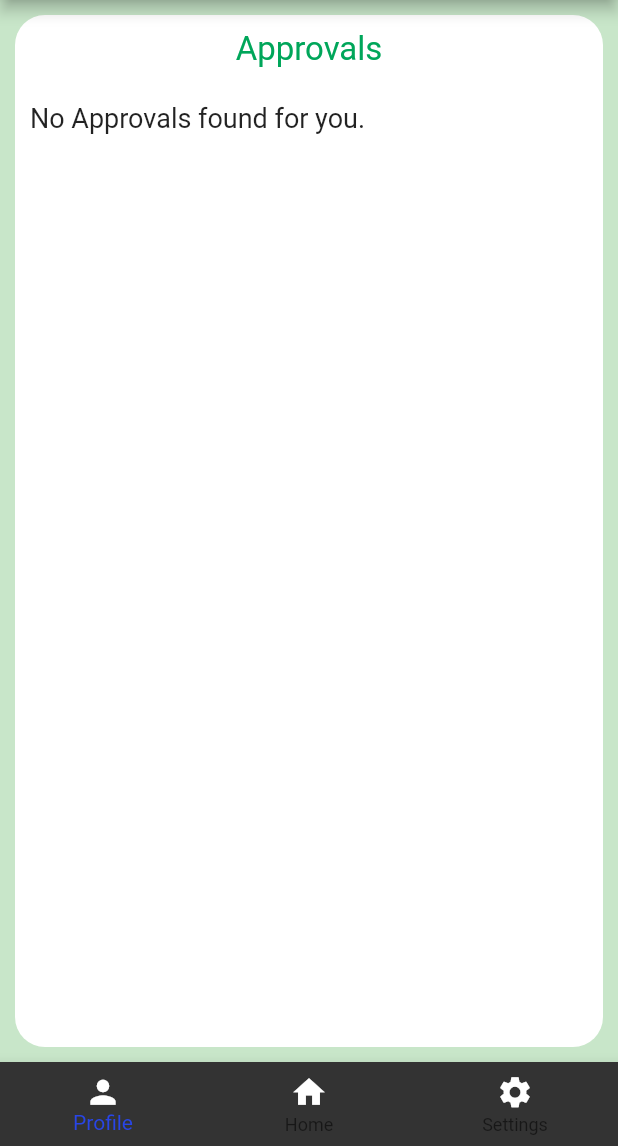
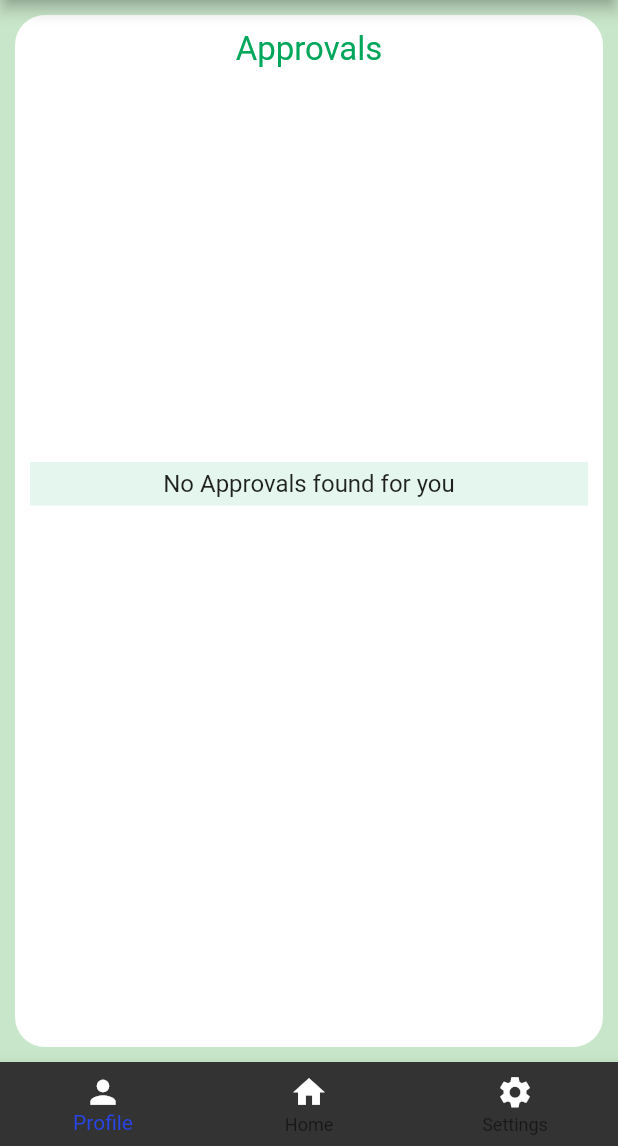
Before and after one commit to ubitechdevelopers/ubiHRM_v1.1.1, a Flutter app: the AllApprovals screen opened directly, on a phone screen of 412 x 824 dp, the part 90-1236 px from its top. Run offline on Flutter 3.47's test engine with Material 2 defaults, Android fonts, the light colour scheme and no system bars; our stand-ins replace charts_flutter, connectivity, date_format, datetime_picker_formfield, dio, firebase_messaging and 11 more; missing offline and left inert: barcode_scan, geocoder, launch_review, rounded_modal, validate; accounts and stored records are empty; network calls fail; statements that could not run were skipped; project files that could hold a hidden picture were left out.

Commit message:
Committed by Shaifali on 15/09/2019 in evening

```diff
--- a/lib/all_approvals.dart
+++ b/lib/all_approvals.dart
@@ -433,8 +433,17 @@ class _AllApprovals extends State<AllApprovals> {
                     },
                   ):Center(),
 
-                  ( perLeaveApproval!='1' &&  perTimeoffApproval!='1' ) ?
-                  Text('No Approvals found for you.',style: TextStyle(fontSize: 18.0),) : Center()
+                  ( perLeaveApproval!='1' &&  perTimeoffApproval!='1' ) ?new Center(
+                    child: Padding(
+                      padding: EdgeInsets.only(top:240.0,bottom: 5.0),
+                      child: Container(
+                        width: MediaQuery.of(context).size.width*1,
+                        color: appStartColor().withOpacity(0.1),
+                        padding:EdgeInsets.only(top:5.0,bottom: 5.0),
+                        child:Text("No Approvals found for you",style: TextStyle(fontSize: 16.0),textAlign: TextAlign.center,),
+                      ),
+                    ),
+                  ) : Center()
          /*         new Divider(height: 5.5,),
                   new Row(
 
--- a/lib/all_reports.dart
+++ b/lib/all_reports.dart
@@ -259,7 +259,7 @@ class _AllReports extends State<AllReports> {
                               crossAxisAlignment: CrossAxisAlignment.start,
                               children: <Widget>[
                                 Container(
-                                    child: Text(' Attendance',style: TextStyle(fontWeight:FontWeight.bold,fontSize: 20.0),)
+                                    child: Text('  Attendance',style: TextStyle(fontWeight:FontWeight.bold,fontSize: 20.0))
                                 ),
 
                               ],
@@ -448,7 +448,7 @@ class _AllReports extends State<AllReports> {
                       width: MediaQuery.of(context).size.width*1,
                       color: appStartColor().withOpacity(0.1),
                       padding:EdgeInsets.only(top:5.0,bottom: 5.0),
-                      child:Text("No reports found for you.",style: TextStyle(fontSize: 14.0),textAlign: TextAlign.center,),
+                      child:Text("No Reports found for you",style: TextStyle(fontSize: 16.0),textAlign: TextAlign.center,),
                       ),
                     ),
                     ) : Center()
--- a/lib/attandance/flexi_list.dart
+++ b/lib/attandance/flexi_list.dart
@@ -324,7 +324,7 @@ class _FlexiList extends State<FlexiList> {
                                         },
                                       ),
                                     ),
-                                    Text(snapshot.data[index].timeindate.toString(),style: TextStyle(fontWeight: FontWeight.bold,fontSize: 12.0,color: Colors.grey),),
+                                   // Text(snapshot.data[index].timeindate.toString(),style: TextStyle(fontWeight: FontWeight.bold,fontSize: 12.0,color: Colors.grey),),
                                   ],
                                 )
                               ),
@@ -363,7 +363,7 @@ class _FlexiList extends State<FlexiList> {
                                         },
                                       ),
                                     ),
-                                    Text(snapshot.data[index].timeoutdate.toString(),style: TextStyle(fontWeight: FontWeight.bold,fontSize: 12.0,color: Colors.grey),),
+                                    //Text(snapshot.data[index].timeoutdate.toString(),style: TextStyle(fontWeight: FontWeight.bold,fontSize: 12.0,color: Colors.grey),),
 
                                   ],
                                 )
@@ -386,7 +386,7 @@ class _FlexiList extends State<FlexiList> {
                   width: MediaQuery.of(context).size.width*1,
                   color: appStartColor().withOpacity(0.1),
                   padding:EdgeInsets.only(top:5.0,bottom: 5.0),
-                  child:Text("No Flexi Log Found ",style: TextStyle(fontSize: 18.0),textAlign: TextAlign.center,),
+                  child:Text("No Flexi Log Found",style: TextStyle(fontSize: 16.0),textAlign: TextAlign.center,),
                 ),
               );
             }
--- a/lib/attandance/flexi_report.dart
+++ b/lib/attandance/flexi_report.dart
@@ -518,7 +518,7 @@ class _FlexiReport extends State<FlexiReport> {
                     width: MediaQuery.of(context).size.width*1,
                     color: appStartColor().withOpacity(0.1),
                     padding:EdgeInsets.only(top:5.0,bottom: 5.0),
-                    child:Text("No Attendance Found ",style: TextStyle(fontSize: 18.0),textAlign: TextAlign.center,),
+                    child:Text("No Attendance Found",style: TextStyle(fontSize: 16.0),textAlign: TextAlign.center,),
                   ),
                 );
             }
--- a/lib/attandance/flexi_time.dart
+++ b/lib/attandance/flexi_time.dart
@@ -380,7 +380,8 @@ class _Flexitime extends State<Flexitime> {
                 PermissionHandler().openAppSettings();
               },
             ),
-          ]);
+          ]
+      );
     }
   }
 
--- a/lib/attandance/punchlocation.dart
+++ b/lib/attandance/punchlocation.dart
@@ -689,7 +689,7 @@ class _PunchLocation extends State<PunchLocation> {
       } else {
         showDialog(context: context, child:
           new AlertDialog(
-            title: new Text("Warning!"),
+            //title: new Text("Warning!"),
             content: new Text("Problem while punching visit, try again."),
           )
         );
--- a/lib/attandance/punchlocation_summary.dart
+++ b/lib/attandance/punchlocation_summary.dart
@@ -206,7 +206,7 @@ class _PunchLocationSummary extends State<PunchLocationSummary> {
                   autofocus: true,
                   controller: _comments,
                   decoration: new InputDecoration(
-                      labelText: 'Visit Feedback', hintText: 'Visit Feedback (Optional)'),
+                      labelText: 'Visit Feedback', hintText: 'Visit Feedback(Optional)'),
                 ),
               ),
               SizedBox(height: 4.0,),
--- a/lib/attandance/visits_list.dart
+++ b/lib/attandance/visits_list.dart
@@ -155,7 +155,7 @@ class _VisitList extends State<VisitList> {
                   //SizedBox(width: MediaQuery.of(context).size.width*0.02),
                   Expanded(
                     flex: 50,
-                    child:Text(' Name',style: TextStyle(color: appStartColor(),fontWeight:FontWeight.bold,fontSize: 16.0),),
+                    child:Text('Name',style: TextStyle(color: appStartColor(),fontWeight:FontWeight.bold,fontSize: 16.0),),
                   ),
                   SizedBox(height: 20.0,),
                   Expanded(
--- a/lib/global.dart
+++ b/lib/global.dart
@@ -33,16 +33,14 @@ circleIconBackgroundColor(){
   return Colors.green[50];
 }
 
-/*
 String path="http://192.168.0.200/UBIHRM/HRMINDIA/ubiapp/";
 //String path_ubiattendance="http://192.168.0.200/ubiattendance/index.php/Att_services/";
 String path_ubiattendance="http://192.168.0.200/UBIHRM/HRMINDIA/HRMAPP/index.php/Att_services/";
 String path_hrm_india="http://192.168.0.200/UBIHRM/HRMINDIA/services/";
-*/
 
-String path="https://ubitech.ubihrm.com/ubiapp/";
+/*String path="https://ubitech.ubihrm.com/ubiapp/";
 String path_ubiattendance="https://ubitech.ubihrm.com/HRMAPP/index.php/Att_services/";
-String path_hrm_india="https://ubitech.ubihrm.com/services/";
+String path_hrm_india="https://ubitech.ubihrm.com/services/";*/
 
 /*String path="https://sandbox.ubihrm.com/ubiapp/";
 String path_ubiattendance="https://sandbox.ubihrm.com/HRMAPP/index.php/Att_services/";
--- a/lib/profile.dart
+++ b/lib/profile.dart
@@ -694,7 +694,7 @@ var profilepic;
                                 width: MediaQuery.of(context).size.width*1,
                                 color: appStartColor().withOpacity(0.1),
                                 padding:EdgeInsets.only(top:5.0,bottom: 5.0),
-                                child:Text("No Team Found ",style: TextStyle(fontSize: 18.0),textAlign: TextAlign.center,),
+                                child:Text("No Team Found",style: TextStyle(fontSize: 16.0),textAlign: TextAlign.center,),
                               ),
                             );
                           }
--- a/lib/salary/allsalary_list.dart
+++ b/lib/salary/allsalary_list.dart
@@ -578,7 +578,7 @@ class _allSalarySummary extends State<allSalarySummary> {
                                 width: MediaQuery.of(context).size.width*1,
                                 color: appStartColor().withOpacity(0.1),
                                 padding:EdgeInsets.only(top:5.0,bottom: 5.0),
-                                child:Text("No Records",style: TextStyle(fontSize: 14.0),textAlign: TextAlign.center,),
+                                child:Text("No Records",style: TextStyle(fontSize: 16.0),textAlign: TextAlign.center,),
                               ),
                             );
                         } else if (snapshot.hasError) {
--- a/lib/salary/mysalary_list.dart
+++ b/lib/salary/mysalary_list.dart
@@ -563,7 +563,7 @@ class _SalarySummary extends State<SalarySummary> {
                                 width: MediaQuery.of(context).size.width*1,
                                 color: appStartColor().withOpacity(0.1),
                                 padding:EdgeInsets.only(top:5.0,bottom: 5.0),
-                                child:Text("No Records ",style: TextStyle(fontSize: 18.0),textAlign: TextAlign.center,),
+                                child:Text("No Records",style: TextStyle(fontSize: 16.0),textAlign: TextAlign.center,),
                               ),
                             );
                         } else if (snapshot.hasError) {
@@ -574,7 +574,7 @@ class _SalarySummary extends State<SalarySummary> {
                             width: MediaQuery.of(context).size.width*1,
                             color: appStartColor().withOpacity(0.1),
                             padding:EdgeInsets.only(top:5.0,bottom: 5.0),
-                            child:Text("No Records ",style: TextStyle(fontSize: 14.0),textAlign: TextAlign.center,),
+                            child:Text("No Records",style: TextStyle(fontSize: 16.0),textAlign: TextAlign.center,),
                           ),
                         );
                         // By default, show a loading spinner
--- a/lib/timeoff/timeoff_summary.dart
+++ b/lib/timeoff/timeoff_summary.dart
@@ -463,10 +463,10 @@ class _TimeoffSummary extends State<TimeoffSummary> {
 
                   new Row(
                     mainAxisAlignment: MainAxisAlignment.start,
-//            crossAxisAlignment: CrossAxisAlignment.start,
+                    //crossAxisAlignment: CrossAxisAlignment.start,
                     children: <Widget>[
                       SizedBox(height: 20.0,),
-                 //     SizedBox(width: MediaQuery.of(context).size.width*0.02),
+                    //SizedBox(width: MediaQuery.of(context).size.width*0.02),
                       new Expanded(
                         child:  Container(
                         width: MediaQuery.of(context).size.width*0.50,
```
Also changed, not shown: lib/dashboard.dart (+33 -10 lines), lib/expence/expenselist.dart (+9 -1 lines).
